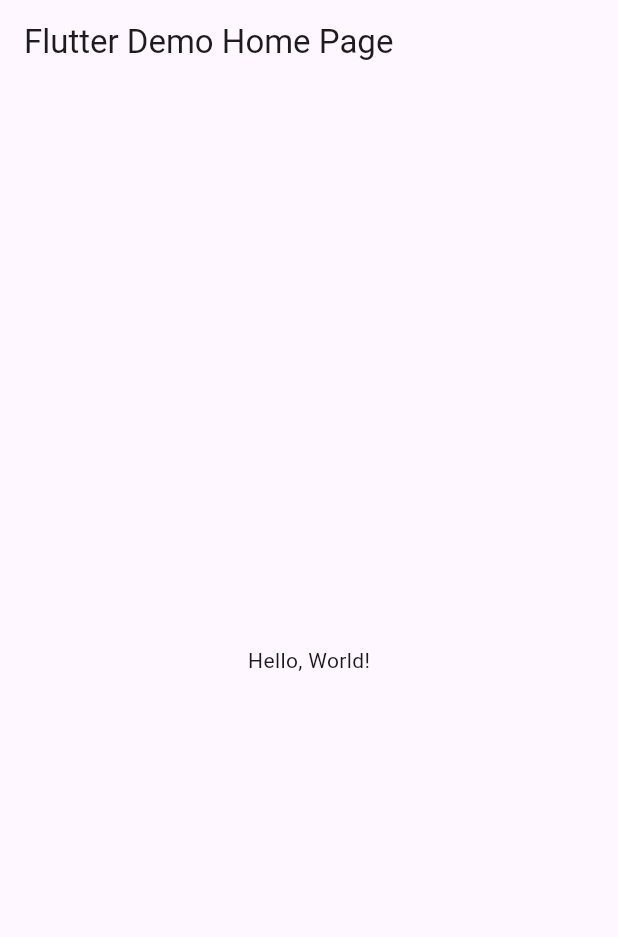
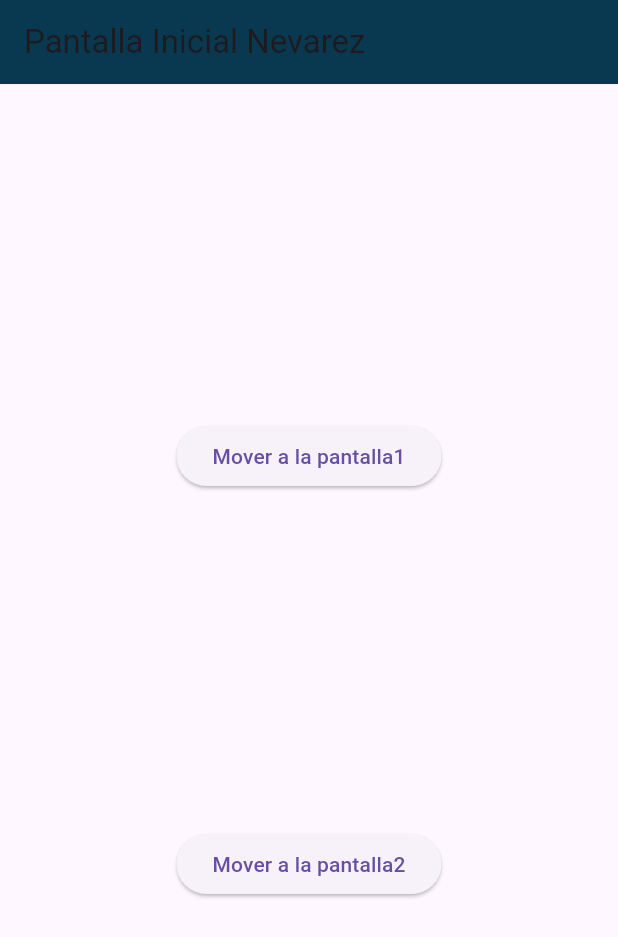
Before and after one commit to NevarezOrtegaEdna/p15-RutasV2-0395, a Flutter app: the screen it shows after launch, on a phone screen of 412 x 824 dp. Shown: the top 937 px of the screen. Run offline on Flutter 3.47's test engine with Material 3 defaults, Android fonts, the phone set to English and light mode, and no system bars.

```diff
--- a/lib/main.dart
+++ b/lib/main.dart
@@ -1,43 +1,23 @@
 import 'package:flutter/material.dart';
+import 'package:nevarez0395/pantalla2_0395.dart';
+import 'package:nevarez0395/pantalla1_0395.dart';
+import 'package:nevarez0395/pantallainicial_0395.dart';
 
-void main() => runApp(MyApp());
+void main() => runApp(const MiApp0395());
 
-class MyApp extends StatelessWidget {
-  const MyApp({super.key});
-  // This widget is the root of your application.
+class MiApp0395 extends StatelessWidget {
+  const MiApp0395({Key? key}) : super(key: key);
+
   @override
   Widget build(BuildContext context) {
     return MaterialApp(
-      // Application name
-      title: 'Flutter Hello World',
-      // Application theme data, you can set the colors for the application as
-      // you want
-      theme: ThemeData(
-        // useMaterial3: true,
-        primarySwatch: Colors.blue,
-      ),
-      // A widget which will be started on application startup
-      home: MyHomePage(title: 'Flutter Demo Home Page'),
+      debugShowCheckedModeBanner: false,
+      initialRoute: '/',
+      routes: {
+        '/': (context) => const Pantallainicial_0395(),
+        '/Pantalla1_0395': (context) => const Pantalla1_0395(),
+        '/Pantalla2_0395': (context) => const Pantalla2_0395(),
+      }, //Fin rutas de paginas
     );
-  }
-}
-
-class MyHomePage extends StatelessWidget {
-  final String title;
-  const MyHomePage({super.key, required this.title});
-
-  @override
-  Widget build(BuildContext context) {
-    return Scaffold(
-      appBar: AppBar(
-        // The title text which will be shown on the action bar
-        title: Text(title),
-      ),
-      body: Center(
-        child: Text(
-          'Hello, World!',
-        ),
-      ),
-    );
-  }
-}
+  } //Fin widgets
+} //Fin de MiApp0395
--- /dev/null
+++ b/lib/pantalla1_0395.dart
@@ -0,0 +1,26 @@
+//Pantalla1_0395
+import 'package:flutter/material.dart';
+
+class Pantalla1_0395 extends StatelessWidget {
+  const Pantalla1_0395({Key? key}) : super(key: key);
+
+  @override
+  Widget build(BuildContext context) {
+    return Scaffold(
+      appBar: AppBar(
+        title: Text("Pantalla 1 Nevarez0395"),
+        backgroundColor: Color(0xff3f1490),
+      ),
+      body: Center(
+          child: Column(
+        children: [
+          Container(
+            padding: EdgeInsets.all(16.0),
+            child: Text("Edna Nevarez"),
+          )
+        ],
+      )),
+    );
+  }
+}
+//Fin Pantalla 1
--- /dev/null
+++ b/lib/pantalla2_0395.dart
@@ -0,0 +1,25 @@
+//Pantalla2_0395
+import 'package:flutter/material.dart';
+
+class Pantalla2_0395 extends StatelessWidget {
+  const Pantalla2_0395({Key? key}) : super(key: key);
+
+  @override
+  Widget build(BuildContext context) {
+    return Scaffold(
+      appBar: AppBar(
+        title: Text('Pantalla 2 Nevarez0395'),
+        backgroundColor: Color(0xffcb2369),
+      ),
+      body: Center(
+          child: Column(
+        mainAxisAlignment: MainAxisAlignment.center,
+        children: [
+          ElevatedButton(
+              onPressed: () {}, //Si presiona boton
+              child: const Text('Pantalla')),
+        ],
+      )),
+    );
+  } //Widgets
+} //Fin Pantalla 2
--- /dev/null
+++ b/lib/pantallainicial_0395.dart
@@ -0,0 +1,34 @@
+import 'package:flutter/material.dart';
+//PantallaInicial_0395
+
+class Pantallainicial_0395 extends StatelessWidget {
+  const Pantallainicial_0395({Key? key}) : super(key: key);
+
+  @override
+  Widget build(BuildContext context) {
+    return Scaffold(
+      appBar: AppBar(
+        title: Text('Pantalla Inicial Nevarez'),
+        backgroundColor: Color(0xff093950),
+      ),
+      body: Center(
+          child: Column(
+        mainAxisAlignment: MainAxisAlignment.spaceEvenly,
+        children: [
+          ElevatedButton(
+            onPressed: () {
+              Navigator.pushNamed(context, '/Pantalla1_0395');
+            },
+            child: Text('Mover a la pantalla1'),
+          ),
+          ElevatedButton(
+            onPressed: () {
+              Navigator.pushNamed(context, '/Pantalla2_0395');
+            },
+            child: Text('Mover a la pantalla2'),
+          ),
+        ], //Niños
+      )),
+    );
+  } //Fin de widgets
+} //Fin pantalla inicial
```
